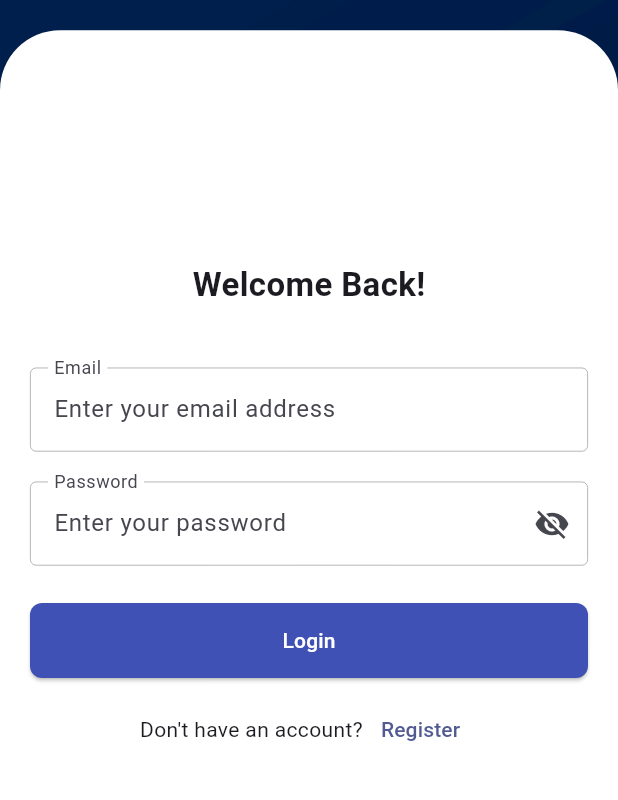
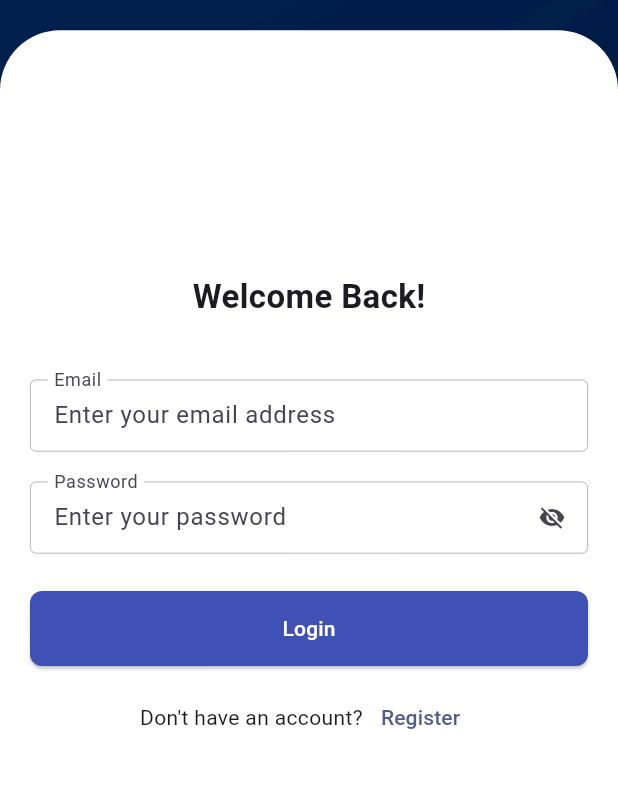
Before and after one commit to iffyaiyan/lawminds, a Flutter app: the screen it shows after launch, on a phone screen of 412 x 824 dp, the part 240-1040 px from its top. Run offline on Flutter 3.47's test engine with Material 2 defaults, Android fonts, the phone set to English and light mode, and no system bars.

```diff
--- a/lib/components/primary_layout.dart
+++ b/lib/components/primary_layout.dart
@@ -46,7 +46,7 @@
                         color: Colors.white,
                       ),
                       child: SingleChildScrollView(
-                        padding: const EdgeInsets.symmetric(horizontal: 20, vertical: 20),
+                        padding: const EdgeInsets.symmetric(horizontal: 20, vertical: 15),
                         child: body,
                       ),
                     ),
--- a/lib/utils/styles.dart
+++ b/lib/utils/styles.dart
@@ -30,6 +30,7 @@
     filled: fillColor != null,
     prefixIcon: prefixIcon,
     floatingLabelBehavior: FloatingLabelBehavior.always,
+    isDense: true,
   );
 
   static ButtonStyle primaryElevatedButton = ElevatedButton.styleFrom(
```
Also changed, not shown: pubspec.yaml (+7 -0 lines), pubspec.lock, 27 other files.
